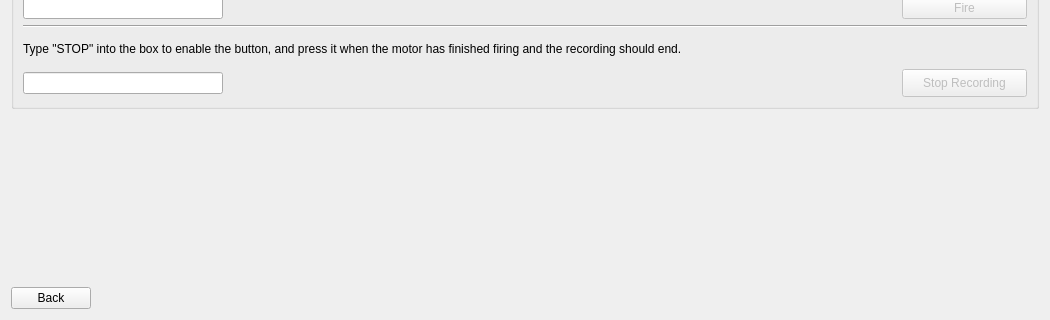
This is ui/views/forms/FireWidget.ui in reilleya/RMTS-Software as Qt 5 draws it before an edit; both pictures show x 0 to 1050 and y 430 to 750 of the 1050 by 750 pixel window. The edited form follows.
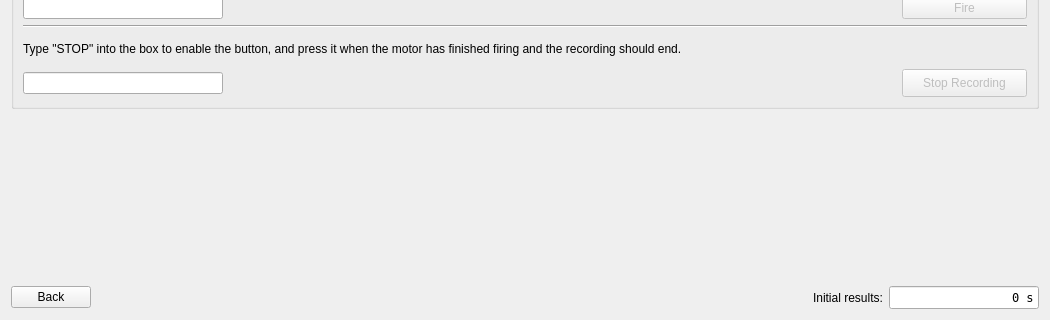
This is the edited form. Custom widgets are drawn as their Qt base class.

Commit message: Added display of initial results receieved to firing widget

```diff
--- a/ui/views/forms/FireWidget.ui
+++ b/ui/views/forms/FireWidget.ui
@@ -544,6 +544,34 @@
        </property>
       </spacer>
      </item>
+     <item>
+      <widget class="QLabel" name="labelInitialResults">
+       <property name="text">
+        <string>Initial results:</string>
+       </property>
+      </widget>
+     </item>
+     <item>
+      <widget class="QLineEdit" name="lineEditInitialResults">
+       <property name="maximumSize">
+        <size>
+         <width>150</width>
+         <height>16777215</height>
+        </size>
+       </property>
+       <property name="font">
+        <font>
+         <family>DejaVu Sans Mono</family>
+        </font>
+       </property>
+       <property name="text">
+        <string>0 s</string>
+       </property>
+       <property name="alignment">
+        <set>Qt::AlignRight|Qt::AlignTrailing|Qt::AlignVCenter</set>
+       </property>
+      </widget>
+     </item>
     </layout>
    </item>
   </layout>
@@ -561,17 +589,17 @@
    <header location="global">ui.portSelectorWidget</header>
    <container>1</container>
   </customwidget>
-  <customwidget>
-   <class>TransducerSelectorWidget</class>
-   <extends>QWidget</extends>
-   <header location="global">ui.transducerSelectorWidget</header>
-   <container>1</container>
-  </customwidget>
   <customwidget>
    <class>DataAgeWidget</class>
    <extends>QLineEdit</extends>
    <header location="global">ui.dataAgeWidget</header>
   </customwidget>
+  <customwidget>
+   <class>TransducerSelectorWidget</class>
+   <extends>QWidget</extends>
+   <header location="global">ui.transducerSelectorWidget</header>
+   <container>1</container>
+  </customwidget>
  </customwidgets>
  <resources/>
  <connections/>
```
The commit also changes 2 other files.
